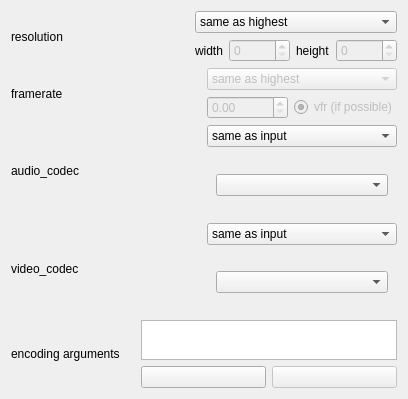
Above: videoinfowidget.ui from ark231/video_re_encoder before the change. Below: the same form after it.
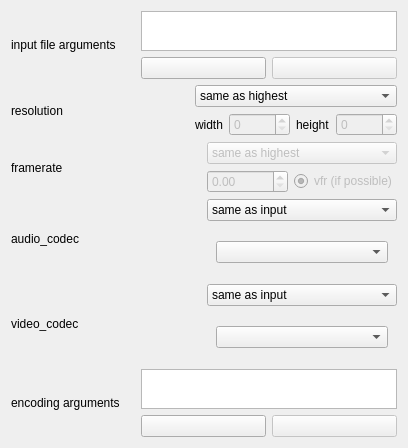
That is the form after the change. Icons and pictures are not drawn.

Diff of the .ui file:
```diff
--- a/videoinfowidget.ui
+++ b/videoinfowidget.ui
@@ -7,14 +7,98 @@
     <x>0</x>
     <y>0</y>
     <width>408</width>
-    <height>399</height>
+    <height>448</height>
    </rect>
   </property>
   <property name="windowTitle">
    <string>Form</string>
   </property>
   <layout class="QGridLayout" name="gridLayout">
-   <item row="1" column="0">
+   <item row="0" column="0">
+    <layout class="QHBoxLayout" name="horizontalLayout_11">
+     <item>
+      <widget class="QLabel" name="label_8">
+       <property name="sizePolicy">
+        <sizepolicy hsizetype="Preferred" vsizetype="Preferred">
+         <horstretch>0</horstretch>
+         <verstretch>0</verstretch>
+        </sizepolicy>
+       </property>
+       <property name="text">
+        <string>input file arguments</string>
+       </property>
+      </widget>
+     </item>
+     <item>
+      <layout class="QVBoxLayout" name="verticalLayout_7">
+       <item>
+        <widget class="QListWidget" name="listWidget_input_args">
+         <property name="sizePolicy">
+          <sizepolicy hsizetype="Preferred" vsizetype="Maximum">
+           <horstretch>0</horstretch>
+           <verstretch>0</verstretch>
+          </sizepolicy>
+         </property>
+         <property name="maximumSize">
+          <size>
+           <width>16777215</width>
+           <height>40</height>
+          </size>
+         </property>
+         <property name="layoutDirection">
+          <enum>Qt::LeftToRight</enum>
+         </property>
+         <property name="lineWidth">
+          <number>1</number>
+         </property>
+         <property name="sizeAdjustPolicy">
+          <enum>QAbstractScrollArea::AdjustIgnored</enum>
+         </property>
+         <property name="movement">
+          <enum>QListView::Static</enum>
+         </property>
+         <property name="flow">
+          <enum>QListView::LeftToRight</enum>
+         </property>
+         <property name="uniformItemSizes">
+          <bool>false</bool>
+         </property>
+        </widget>
+       </item>
+       <item>
+        <layout class="QHBoxLayout" name="horizontalLayout_12">
+         <item>
+          <widget class="QPushButton" name="pushButton_add_input_args">
+           <property name="text">
+            <string/>
+           </property>
+           <property name="icon">
+            <iconset resource="main_resources.qrc">
+             <normaloff>:/res/image/resources/plus.png</normaloff>:/res/image/resources/plus.png</iconset>
+           </property>
+          </widget>
+         </item>
+         <item>
+          <widget class="QPushButton" name="pushButton_remove_input_args">
+           <property name="enabled">
+            <bool>false</bool>
+           </property>
+           <property name="text">
+            <string/>
+           </property>
+           <property name="icon">
+            <iconset resource="main_resources.qrc">
+             <normaloff>:/res/image/resources/minus.png</normaloff>:/res/image/resources/minus.png</iconset>
+           </property>
+          </widget>
+         </item>
+        </layout>
+       </item>
+      </layout>
+     </item>
+    </layout>
+   </item>
+   <item row="2" column="0">
     <layout class="QHBoxLayout" name="horizontalLayout_5">
      <item>
       <widget class="QLabel" name="label_4">
@@ -85,173 +169,7 @@
      </item>
     </layout>
    </item>
-   <item row="0" column="0">
-    <layout class="QHBoxLayout" name="horizontalLayout_2">
-     <item>
-      <widget class="QLabel" name="label">
-       <property name="text">
-        <string>resolution</string>
-       </property>
-      </widget>
-     </item>
-     <item>
-      <layout class="QVBoxLayout" name="verticalLayout_2">
-       <item>
-        <widget class="QComboBox" name="comboBox_resolution">
-         <item>
-          <property name="text">
-           <string>same as highest</string>
-          </property>
-         </item>
-         <item>
-          <property name="text">
-           <string>same as lowest</string>
-          </property>
-         </item>
-         <item>
-          <property name="text">
-           <string>1920x1080</string>
-          </property>
-         </item>
-         <item>
-          <property name="text">
-           <string>3840x2160</string>
-          </property>
-         </item>
-         <item>
-          <property name="text">
-           <string>custom</string>
-          </property>
-         </item>
-        </widget>
-       </item>
-       <item>
-        <layout class="QHBoxLayout" name="horizontalLayout">
-         <item>
-          <widget class="QLabel" name="label_2">
-           <property name="text">
-            <string>width</string>
-           </property>
-          </widget>
-         </item>
-         <item>
-          <widget class="QSpinBox" name="spinBox_width">
-           <property name="enabled">
-            <bool>false</bool>
-           </property>
-           <property name="maximum">
-            <number>99999</number>
-           </property>
-          </widget>
-         </item>
-         <item>
-          <widget class="QLabel" name="label_3">
-           <property name="text">
-            <string>height</string>
-           </property>
-          </widget>
-         </item>
-         <item>
-          <widget class="QSpinBox" name="spinBox_height">
-           <property name="enabled">
-            <bool>false</bool>
-           </property>
-           <property name="maximum">
-            <number>99999</number>
-           </property>
-          </widget>
-         </item>
-        </layout>
-       </item>
-      </layout>
-     </item>
-    </layout>
-   </item>
-   <item row="4" column="0">
-    <layout class="QHBoxLayout" name="horizontalLayout_9">
-     <item>
-      <widget class="QLabel" name="label_7">
-       <property name="sizePolicy">
-        <sizepolicy hsizetype="Preferred" vsizetype="Preferred">
-         <horstretch>0</horstretch>
-         <verstretch>0</verstretch>
-        </sizepolicy>
-       </property>
-       <property name="text">
-        <string>encoding arguments</string>
-       </property>
-      </widget>
-     </item>
-     <item>
-      <layout class="QVBoxLayout" name="verticalLayout">
-       <item>
-        <widget class="QListWidget" name="listWidget_args">
-         <property name="sizePolicy">
-          <sizepolicy hsizetype="Preferred" vsizetype="Maximum">
-           <horstretch>0</horstretch>
-           <verstretch>0</verstretch>
-          </sizepolicy>
-         </property>
-         <property name="maximumSize">
-          <size>
-           <width>16777215</width>
-           <height>40</height>
-          </size>
-         </property>
-         <property name="layoutDirection">
-          <enum>Qt::LeftToRight</enum>
-         </property>
-         <property name="lineWidth">
-          <number>1</number>
-         </property>
-         <property name="sizeAdjustPolicy">
-          <enum>QAbstractScrollArea::AdjustIgnored</enum>
-         </property>
-         <property name="movement">
-          <enum>QListView::Static</enum>
-         </property>
-         <property name="flow">
-          <enum>QListView::LeftToRight</enum>
-         </property>
-         <property name="uniformItemSizes">
-          <bool>false</bool>
-         </property>
-        </widget>
-       </item>
-       <item>
-        <layout class="QHBoxLayout" name="horizontalLayout_10">
-         <item>
-          <widget class="QPushButton" name="pushButton_add">
-           <property name="text">
-            <string/>
-           </property>
-           <property name="icon">
-            <iconset resource="main_resources.qrc">
-             <normaloff>:/res/image/resources/plus.png</normaloff>:/res/image/resources/plus.png</iconset>
-           </property>
-          </widget>
-         </item>
-         <item>
-          <widget class="QPushButton" name="pushButton_remove">
-           <property name="enabled">
-            <bool>false</bool>
-           </property>
-           <property name="text">
-            <string/>
-           </property>
-           <property name="icon">
-            <iconset resource="main_resources.qrc">
-             <normaloff>:/res/image/resources/minus.png</normaloff>:/res/image/resources/minus.png</iconset>
-           </property>
-          </widget>
-         </item>
-        </layout>
-       </item>
-      </layout>
-     </item>
-    </layout>
-   </item>
-   <item row="2" column="0">
+   <item row="3" column="0">
     <layout class="QHBoxLayout" name="horizontalLayout_6">
      <item>
       <widget class="QLabel" name="label_5">
@@ -317,7 +235,173 @@
      </item>
     </layout>
    </item>
-   <item row="3" column="0">
+   <item row="5" column="0">
+    <layout class="QHBoxLayout" name="horizontalLayout_9">
+     <item>
+      <widget class="QLabel" name="label_7">
+       <property name="sizePolicy">
+        <sizepolicy hsizetype="Preferred" vsizetype="Preferred">
+         <horstretch>0</horstretch>
+         <verstretch>0</verstretch>
+        </sizepolicy>
+       </property>
+       <property name="text">
+        <string>encoding arguments</string>
+       </property>
+      </widget>
+     </item>
+     <item>
+      <layout class="QVBoxLayout" name="verticalLayout">
+       <item>
+        <widget class="QListWidget" name="listWidget_args">
+         <property name="sizePolicy">
+          <sizepolicy hsizetype="Preferred" vsizetype="Maximum">
+           <horstretch>0</horstretch>
+           <verstretch>0</verstretch>
+          </sizepolicy>
+         </property>
+         <property name="maximumSize">
+          <size>
+           <width>16777215</width>
+           <height>40</height>
+          </size>
+         </property>
+         <property name="layoutDirection">
+          <enum>Qt::LeftToRight</enum>
+         </property>
+         <property name="lineWidth">
+          <number>1</number>
+         </property>
+         <property name="sizeAdjustPolicy">
+          <enum>QAbstractScrollArea::AdjustIgnored</enum>
+         </property>
+         <property name="movement">
+          <enum>QListView::Static</enum>
+         </property>
+         <property name="flow">
+          <enum>QListView::LeftToRight</enum>
+         </property>
+         <property name="uniformItemSizes">
+          <bool>false</bool>
+         </property>
+        </widget>
+       </item>
+       <item>
+        <layout class="QHBoxLayout" name="horizontalLayout_10">
+         <item>
+          <widget class="QPushButton" name="pushButton_add">
+           <property name="text">
+            <string/>
+           </property>
+           <property name="icon">
+            <iconset resource="main_resources.qrc">
+             <normaloff>:/res/image/resources/plus.png</normaloff>:/res/image/resources/plus.png</iconset>
+           </property>
+          </widget>
+         </item>
+         <item>
+          <widget class="QPushButton" name="pushButton_remove">
+           <property name="enabled">
+            <bool>false</bool>
+           </property>
+           <property name="text">
+            <string/>
+           </property>
+           <property name="icon">
+            <iconset resource="main_resources.qrc">
+             <normaloff>:/res/image/resources/minus.png</normaloff>:/res/image/resources/minus.png</iconset>
+           </property>
+          </widget>
+         </item>
+        </layout>
+       </item>
+      </layout>
+     </item>
+    </layout>
+   </item>
+   <item row="1" column="0">
+    <layout class="QHBoxLayout" name="horizontalLayout_2">
+     <item>
+      <widget class="QLabel" name="label">
+       <property name="text">
+        <string>resolution</string>
+       </property>
+      </widget>
+     </item>
+     <item>
+      <layout class="QVBoxLayout" name="verticalLayout_2">
+       <item>
+        <widget class="QComboBox" name="comboBox_resolution">
+         <item>
+          <property name="text">
+           <string>same as highest</string>
+          </property>
+         </item>
+         <item>
+          <property name="text">
+           <string>same as lowest</string>
+          </property>
+         </item>
+         <item>
+          <property name="text">
+           <string>1920x1080</string>
+          </property>
+         </item>
+         <item>
+          <property name="text">
+           <string>3840x2160</string>
+          </property>
+         </item>
+         <item>
+          <property name="text">
+           <string>custom</string>
+          </property>
+         </item>
+        </widget>
+       </item>
+       <item>
+        <layout class="QHBoxLayout" name="horizontalLayout">
+         <item>
+          <widget class="QLabel" name="label_2">
+           <property name="text">
+            <string>width</string>
+           </property>
+          </widget>
+         </item>
+         <item>
+          <widget class="QSpinBox" name="spinBox_width">
+           <property name="enabled">
+            <bool>false</bool>
+           </property>
+           <property name="maximum">
+            <number>99999</number>
+           </property>
+          </widget>
+         </item>
+         <item>
+          <widget class="QLabel" name="label_3">
+           <property name="text">
+            <string>height</string>
+           </property>
+          </widget>
+         </item>
+         <item>
+          <widget class="QSpinBox" name="spinBox_height">
+           <property name="enabled">
+            <bool>false</bool>
+           </property>
+           <property name="maximum">
+            <number>99999</number>
+           </property>
+          </widget>
+         </item>
+        </layout>
+       </item>
+      </layout>
+     </item>
+    </layout>
+   </item>
+   <item row="4" column="0">
     <layout class="QHBoxLayout" name="horizontalLayout_7">
      <item>
       <widget class="QLabel" name="label_6">
```
